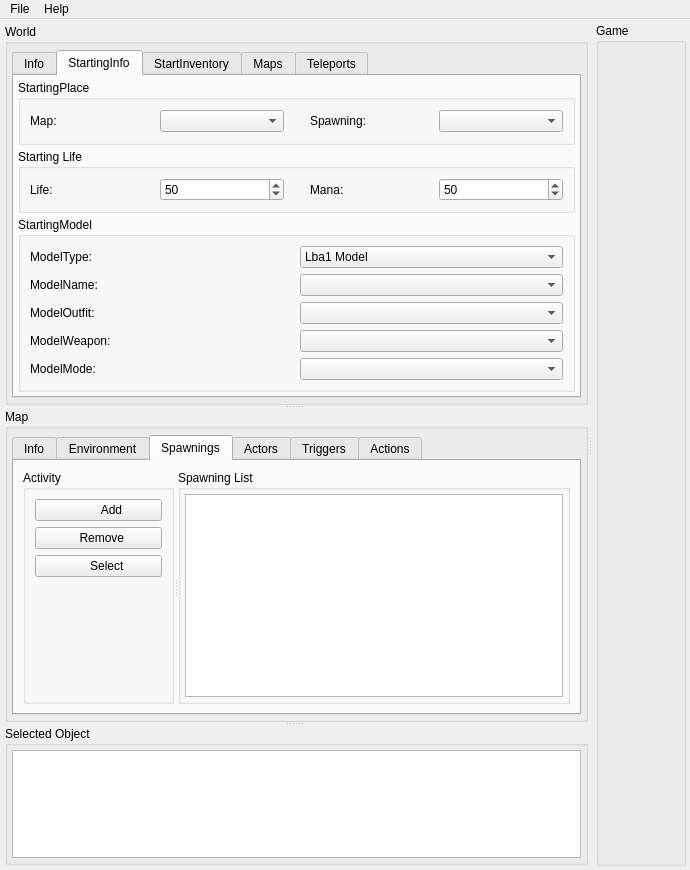
Qt form Editor/editor.ui (LBALab/lbanet) before a commit.
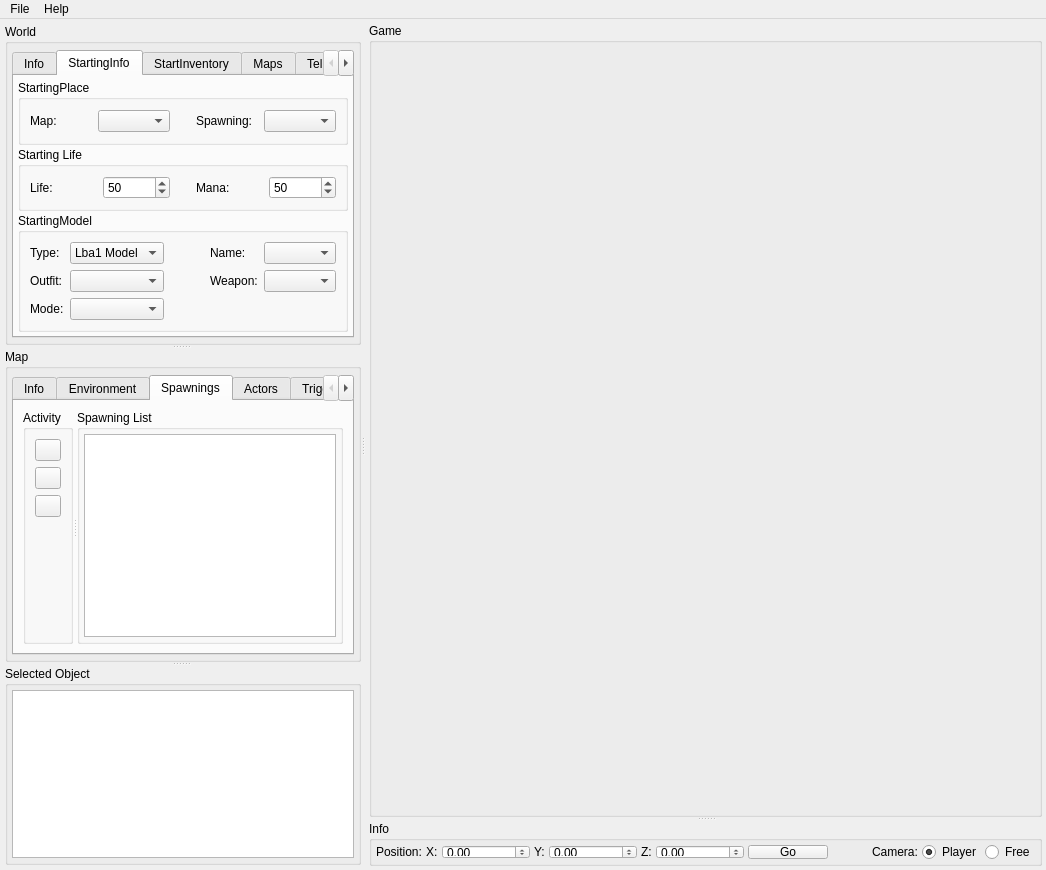
The same form after that commit. The open tabs and pages were chosen to show the change. Icons and pictures are not drawn.

Patch:
```diff
--- a/Editor/editor.ui
+++ b/Editor/editor.ui
@@ -6,7 +6,7 @@
    <rect>
     <x>0</x>
     <y>0</y>
-    <width>690</width>
+    <width>899</width>
     <height>870</height>
    </rect>
   </property>
@@ -192,7 +192,7 @@
                   </attribute>
                   <layout class="QVBoxLayout" name="verticalLayout_8">
                    <property name="spacing">
-                    <number>4</number>
+                    <number>2</number>
                    </property>
                    <property name="margin">
                     <number>4</number>
@@ -316,7 +316,7 @@
                       <item row="0" column="0">
                        <widget class="QLabel" name="label_modeltype_t">
                         <property name="text">
-                         <string>ModelType:</string>
+                         <string>Type:</string>
                         </property>
                        </widget>
                       </item>
@@ -329,46 +329,62 @@
                         </item>
                        </widget>
                       </item>
-                      <item row="1" column="0">
-                       <widget class="QLabel" name="label_modelname">
-                        <property name="text">
-                         <string>ModelName:</string>
-                        </property>
-                       </widget>
-                      </item>
-                      <item row="1" column="1">
-                       <widget class="QComboBox" name="comboBox_modelname"/>
-                      </item>
                       <item row="2" column="0">
                        <widget class="QLabel" name="label_modeloutfit">
                         <property name="text">
-                         <string>ModelOutfit:</string>
-                        </property>
-                       </widget>
-                      </item>
-                      <item row="3" column="0">
-                       <widget class="QLabel" name="label_ModelWeapon">
-                        <property name="text">
-                         <string>ModelWeapon:</string>
+                         <string>Outfit:</string>
                         </property>
                        </widget>
                       </item>
                       <item row="4" column="0">
                        <widget class="QLabel" name="label_modelmode">
                         <property name="text">
-                         <string>ModelMode:</string>
+                         <string>Mode:</string>
                         </property>
                        </widget>
                       </item>
                       <item row="2" column="1">
                        <widget class="QComboBox" name="comboBox_modeloutfit"/>
                       </item>
-                      <item row="3" column="1">
-                       <widget class="QComboBox" name="comboBox_modelweapon"/>
-                      </item>
                       <item row="4" column="1">
                        <widget class="QComboBox" name="comboBox_modelmode"/>
                       </item>
+                      <item row="0" column="3">
+                       <widget class="QLabel" name="label_modelname">
+                        <property name="text">
+                         <string>Name:</string>
+                        </property>
+                       </widget>
+                      </item>
+                      <item row="0" column="4">
+                       <widget class="QComboBox" name="comboBox_modelname"/>
+                      </item>
+                      <item row="2" column="3">
+                       <widget class="QLabel" name="label_ModelWeapon">
+                        <property name="text">
+                         <string>Weapon:</string>
+                        </property>
+                       </widget>
+                      </item>
+                      <item row="2" column="4">
+                       <widget class="QComboBox" name="comboBox_modelweapon"/>
+                      </item>
+                      <item row="0" column="2">
+                       <spacer name="horizontalSpacer_5">
+                        <property name="orientation">
+                         <enum>Qt::Horizontal</enum>
+                        </property>
+                        <property name="sizeType">
+                         <enum>QSizePolicy::MinimumExpanding</enum>
+                        </property>
+                        <property name="sizeHint" stdset="0">
+                         <size>
+                          <width>40</width>
+                          <height>20</height>
+                         </size>
+                        </property>
+                       </spacer>
+                      </item>
                      </layout>
                     </widget>
                    </item>
@@ -847,6 +863,12 @@
                       <enum>Qt::Horizontal</enum>
                      </property>
                      <widget class="QGroupBox" name="groupBox_spawning_actions">
+                      <property name="maximumSize">
+                       <size>
+                        <width>50</width>
+                        <height>16777215</height>
+                       </size>
+                      </property>
                       <property name="title">
                        <string>Activity</string>
                       </property>
@@ -860,7 +882,7 @@
                        <item>
                         <widget class="QPushButton" name="pushButton_addSpwaning">
                          <property name="text">
-                          <string>        Add</string>
+                          <string/>
                          </property>
                          <property name="icon">
                           <iconset resource="editor.qrc">
@@ -880,7 +902,7 @@
                        <item>
                         <widget class="QPushButton" name="pushButton_removeSpwaning">
                          <property name="text">
-                          <string>  Remove</string>
+                          <string/>
                          </property>
                          <property name="icon">
                           <iconset resource="editor.qrc">
@@ -897,7 +919,7 @@
                        <item>
                         <widget class="QPushButton" name="pushButton_selectSpwaning">
                          <property name="text">
-                          <string>     Select</string>
+                          <string/>
                          </property>
                          <property name="icon">
                           <iconset resource="editor.qrc">
@@ -1326,7 +1348,11 @@
                 <number>4</number>
                </property>
                <item>
-                <widget class="QTableView" name="tableView_object"/>
+                <widget class="QTableView" name="tableView_object">
+                 <property name="selectionMode">
+                  <enum>QAbstractItemView::SingleSelection</enum>
+                 </property>
+                </widget>
                </item>
               </layout>
              </widget>
@@ -1344,26 +1370,162 @@
          <height>0</height>
         </size>
        </property>
-       <layout class="QHBoxLayout" name="horizontalLayout_16">
+       <layout class="QVBoxLayout" name="verticalLayout_9">
+        <property name="spacing">
+         <number>4</number>
+        </property>
         <property name="margin">
          <number>4</number>
         </property>
         <item>
-         <widget class="QGroupBox" name="groupBox_game">
-          <property name="minimumSize">
-           <size>
-            <width>0</width>
-            <height>0</height>
-           </size>
+         <widget class="QSplitter" name="splitter_9">
+          <property name="orientation">
+           <enum>Qt::Vertical</enum>
           </property>
-          <property name="title">
-           <string>Game</string>
-          </property>
-          <layout class="QHBoxLayout" name="horizontalLayout_17">
-           <property name="margin">
-            <number>2</number>
+          <widget class="QGroupBox" name="groupBox_game">
+           <property name="minimumSize">
+            <size>
+             <width>0</width>
+             <height>0</height>
+            </size>
            </property>
-          </layout>
+           <property name="title">
+            <string>Game</string>
+           </property>
+           <layout class="QHBoxLayout" name="horizontalLayout_17">
+            <property name="margin">
+             <number>2</number>
+            </property>
+           </layout>
+          </widget>
+          <widget class="QGroupBox" name="groupBox_view">
+           <property name="maximumSize">
+            <size>
+             <width>16777215</width>
+             <height>45</height>
+            </size>
+           </property>
+           <property name="title">
+            <string>Info</string>
+           </property>
+           <layout class="QGridLayout" name="gridLayout_6">
+            <property name="margin">
+             <number>4</number>
+            </property>
+            <property name="spacing">
+             <number>4</number>
+            </property>
+            <item row="0" column="0">
+             <widget class="QLabel" name="label_info_pos_t">
+              <property name="text">
+               <string>Position:</string>
+              </property>
+             </widget>
+            </item>
+            <item row="0" column="1">
+             <widget class="QLabel" name="label_info_posx">
+              <property name="text">
+               <string>X:</string>
+              </property>
+             </widget>
+            </item>
+            <item row="0" column="2">
+             <widget class="QDoubleSpinBox" name="doubleSpinBox_info_posx">
+              <property name="minimum">
+               <double>-100000.000000000000000</double>
+              </property>
+              <property name="maximum">
+               <double>100000.000000000000000</double>
+              </property>
+             </widget>
+            </item>
+            <item row="0" column="3">
+             <widget class="QLabel" name="label_info_posx_2">
+              <property name="text">
+               <string>Y:</string>
+              </property>
+             </widget>
+            </item>
+            <item row="0" column="4">
+             <widget class="QDoubleSpinBox" name="doubleSpinBox_info_posy">
+              <property name="minimum">
+               <double>-100000.000000000000000</double>
+              </property>
+              <property name="maximum">
+               <double>100000.000000000000000</double>
+              </property>
+             </widget>
+            </item>
+            <item row="0" column="5">
+             <widget class="QLabel" name="label_info_posx_3">
+              <property name="text">
+               <string>Z:</string>
+              </property>
+             </widget>
+            </item>
+            <item row="0" column="6">
+             <widget class="QDoubleSpinBox" name="doubleSpinBox_info_posz">
+              <property name="minimum">
+               <double>-100000.000000000000000</double>
+              </property>
+              <property name="maximum">
+               <double>100000.000000000000000</double>
+              </property>
+             </widget>
+            </item>
+            <item row="0" column="7">
+             <widget class="QPushButton" name="pushButton_info_go">
+              <property name="text">
+               <string>Go</string>
+              </property>
+              <property name="icon">
+               <iconset resource="editor.qrc">
+                <normaloff>:/Editor/Resources/icons/PNG/onebit_10.png</normaloff>:/Editor/Resources/icons/PNG/onebit_10.png</iconset>
+              </property>
+             </widget>
+            </item>
+            <item row="0" column="8">
+             <spacer name="horizontalSpacer_9">
+              <property name="orientation">
+               <enum>Qt::Horizontal</enum>
+              </property>
+              <property name="sizeType">
+               <enum>QSizePolicy::MinimumExpanding</enum>
+              </property>
+              <property name="sizeHint" stdset="0">
+               <size>
+                <width>40</width>
+                <height>20</height>
+               </size>
+              </property>
+             </spacer>
+            </item>
+            <item row="0" column="9">
+             <widget class="QLabel" name="label_info_viewtype">
+              <property name="text">
+               <string>Camera:</string>
+              </property>
+             </widget>
+            </item>
+            <item row="0" column="10">
+             <widget class="QRadioButton" name="radioButton_info_player">
+              <property name="text">
+               <string>Player</string>
+              </property>
+              <property name="checked">
+               <bool>true</bool>
+              </property>
+             </widget>
+            </item>
+            <item row="0" column="11">
+             <widget class="QRadioButton" name="radioButton_info_free">
+              <property name="text">
+               <string>Free</string>
+              </property>
+             </widget>
+            </item>
+           </layout>
+          </widget>
          </widget>
         </item>
        </layout>
@@ -1377,8 +1539,8 @@
     <rect>
      <x>0</x>
      <y>0</y>
-     <width>690</width>
-     <height>20</height>
+     <width>899</width>
+     <height>21</height>
     </rect>
    </property>
    <widget class="QMenu" name="menuFile">
```
Left out of the diff: 136 changed lines with no effect on the pictures.
